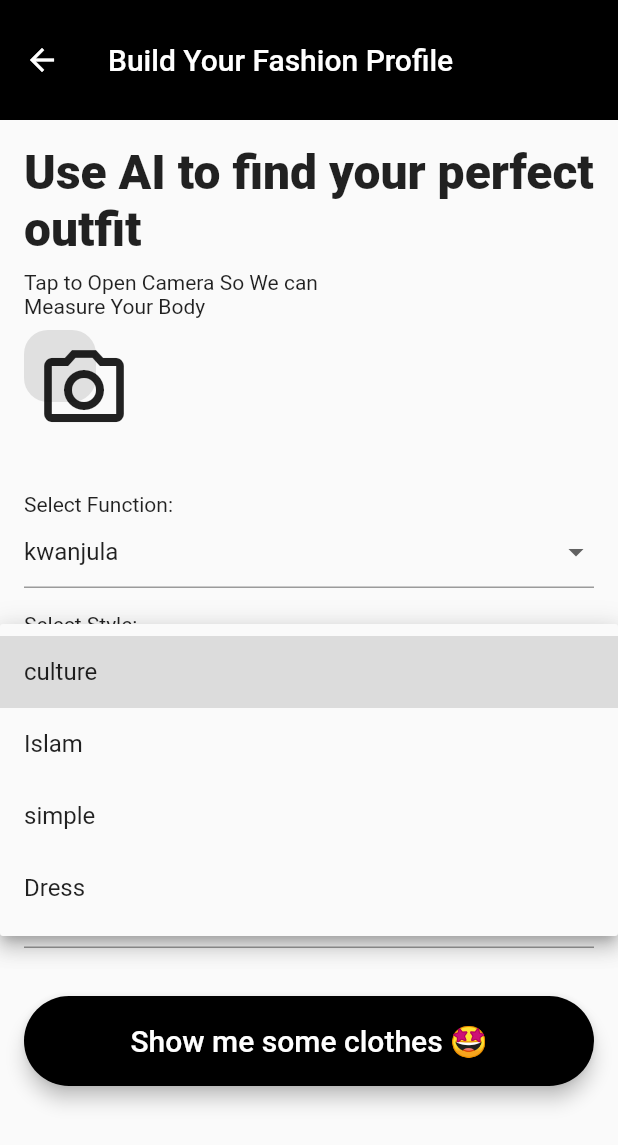
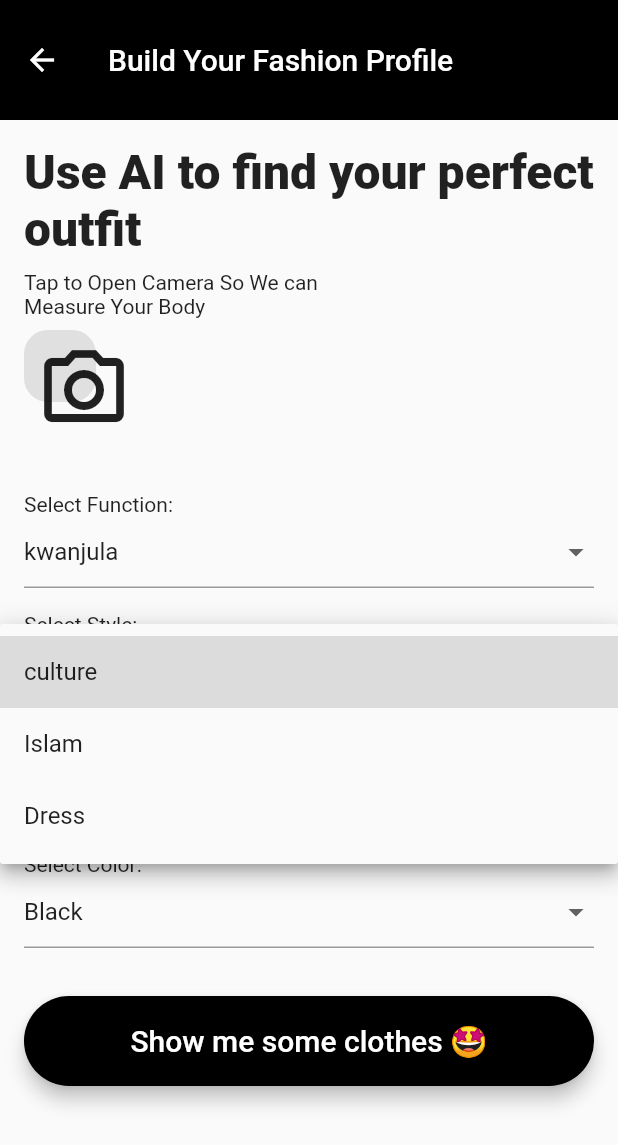
Before and after one commit to Marcollins2/kiwi_app, a Flutter app: the UserFashionProfileScreen screen opened directly, after a tap on "culture", on a phone screen of 412 x 824 dp. Shown: the top 1145 px of the screen. Run offline on Flutter 3.47's test engine with Material 2 defaults, Android fonts, the light colour scheme and no system bars; our stand-ins replace appwrite, camera, get; missing offline and left inert: tflite; network calls fail.

Commit message:
Modified userprofile screen to include the three available styles

```diff
--- a/lib/Screens/UserFashionProfile.dart
+++ b/lib/Screens/UserFashionProfile.dart
@@ -25,7 +25,7 @@ class _UserFashionProfileScreenState extends State<UserFashionProfileScreen> {
     'Prom',
     'Party'
   ];
-  List<String> _styleList = ['culture', 'Islam', 'simple', 'Dress'];
+  List<String> _styleList = ['culture', 'Islam', 'Dress'];
   List<String> _sizeList = ['Small', 'Medium', 'Large', 'Extra Large'];
   List<String> _colorList = [
     'Black',
```
